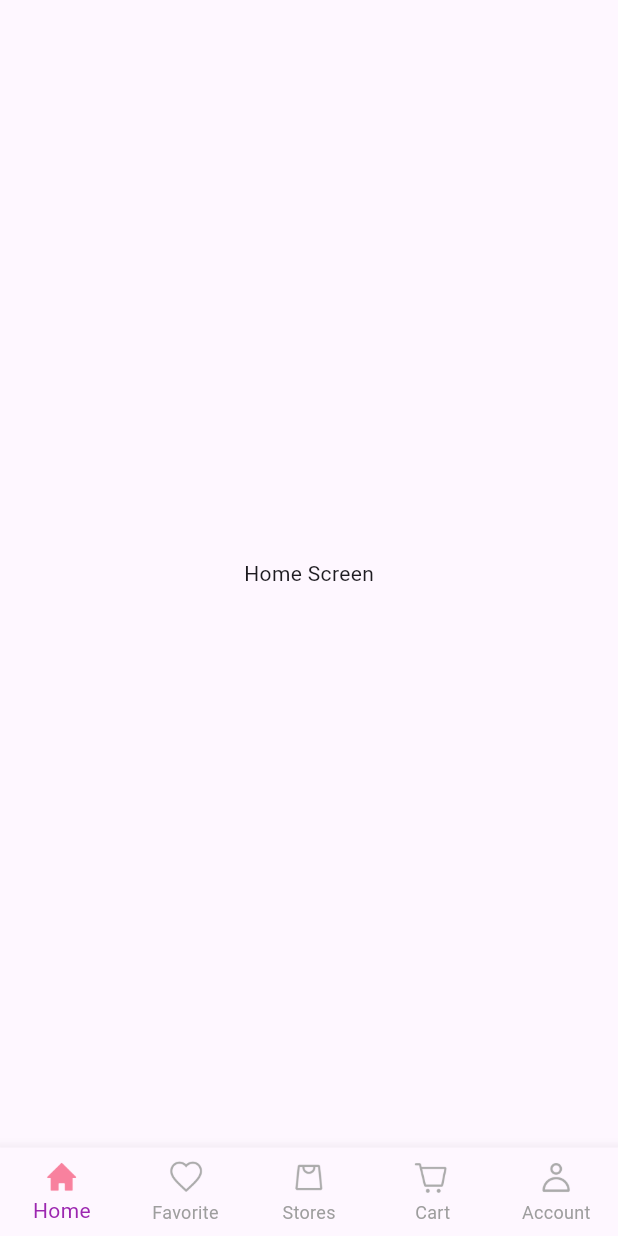
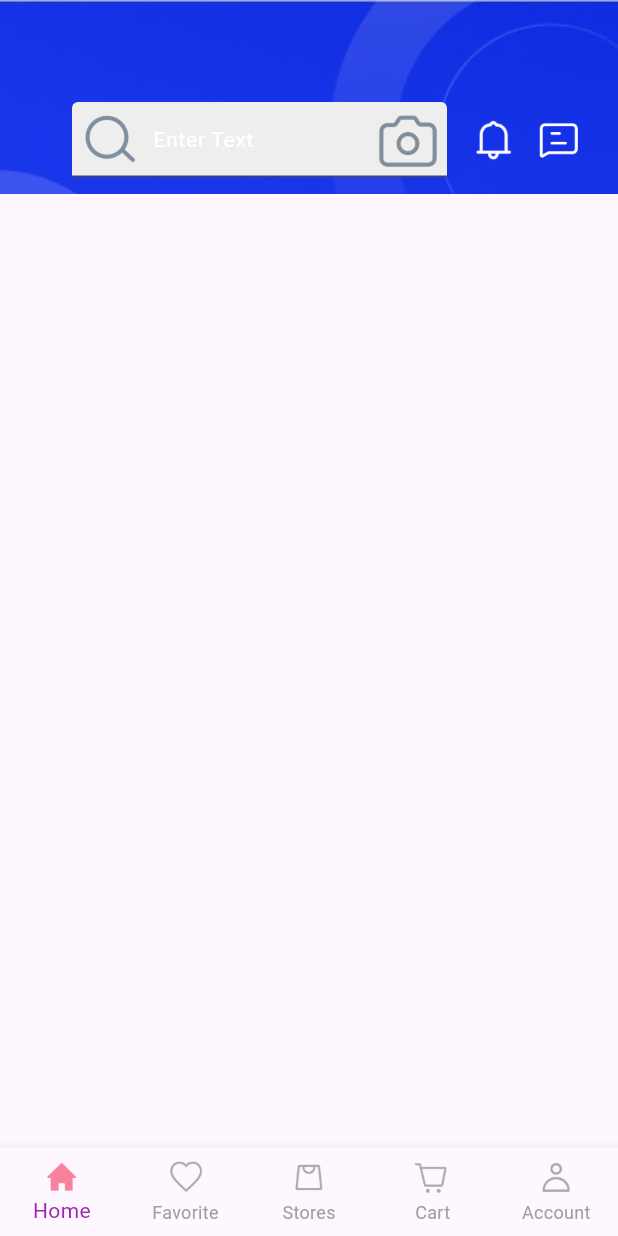
Before and after one commit to sanashajiya/Multi-store-App, a Flutter app: the screen it shows after launch, on a phone screen of 412 x 824 dp. Run offline on Flutter 3.47's test engine with Material 3 defaults, Android fonts, the light colour scheme and no system bars; our stand-ins replace google_fonts.

Commit message:
Work On Home-Screen Front-end

```diff
--- a/lib/views/screens/nav_screens/home_screen.dart
+++ b/lib/views/screens/nav_screens/home_screen.dart
@@ -1,5 +1,6 @@
 import 'package:flutter/cupertino.dart';
 import 'package:flutter/material.dart';
+import 'package:multi_store_app/views/screens/nav_screens/widgets/header_widget.dart';
 
 class HomeScreen extends StatelessWidget {
   const HomeScreen({super.key});
@@ -7,9 +8,13 @@ class HomeScreen extends StatelessWidget {
   @override
   Widget build(BuildContext context) {
     return Scaffold(
-      body: Center(
-        child: Text("Home Screen"),
-      ),
+      body: SingleChildScrollView(
+        child: Column(
+          children: [
+            HeaderWidget(),
+          ],
+        ),
+      )
     );
   }
 }
--- /dev/null
+++ b/lib/views/screens/nav_screens/widgets/header_widget.dart
@@ -0,0 +1,90 @@
+import 'package:flutter/cupertino.dart';
+import 'package:flutter/material.dart';
+
+class HeaderWidget extends StatelessWidget {
+  const HeaderWidget({super.key});
+
+  @override
+  Widget build(BuildContext context) {
+    return SizedBox(
+      width: MediaQuery.of(context).size.width,
+      height: MediaQuery.of(context).size.height * 0.20,
+      child: Stack(
+        children: [
+          Image.asset(
+            "assets/icons/searchBanner.jpeg",
+            width: MediaQuery.of(context).size.width,
+            fit: BoxFit.cover,
+            ),
+            Positioned(
+              left: 48,
+              top: 68,
+              child: SizedBox(
+                width: 250,
+                height: 50,
+                child: TextField(
+                  decoration: InputDecoration(
+                    hintText: "Enter Text",
+                    hintStyle: TextStyle(
+                      fontSize: 14,
+                      color: Colors.white,
+                    ),
+                    contentPadding: EdgeInsets.symmetric(
+                      horizontal:12,
+                      vertical: 16
+                    ),
+                    prefixIcon: Image.asset(
+                      "assets/icons/searc1.png"
+                      ),
+                    suffixIcon:Image.asset(
+                      'assets/icons/cam.png'
+                      ),
+                    fillColor: Colors.grey.shade200,
+                    filled: true,
+                    focusColor: Colors.black,
+                  ),
+                  ),
+                ),
+                ),
+                Positioned(
+                  left: 311,
+                  top: 78,
+                  child: Material(
+                    type: MaterialType.transparency,
+                    child: InkWell(
+                      onTap: (){},
+                      // overlayColor: MaterialStateProperty.all(
+                      //   Color(0x0c7f7f),
+                      // ),
+                      child: Ink(
+                        width: 31,
+                        height: 31,
+                        decoration: BoxDecoration(
+                          image: DecorationImage(image: AssetImage('assets/icons/bell.png'))
+                        ),
+                      ),
+                    ),
+                  )
+                ),
+                Positioned(
+                  left: 357,
+                  top: 78,
+                  child: Material(
+                    type: MaterialType.transparency,
+                    child: InkWell(
+                      onTap: (){},
+                      child: Ink(
+                        width: 31,
+                        height: 31,
+                        decoration: BoxDecoration(
+                          image: DecorationImage(image: AssetImage('assets/icons/message.png'),),
+                        ),
+                      ),
+
+                    ),
+                  ))
+        ],
+      ),
+    );
+  }
+}
```
